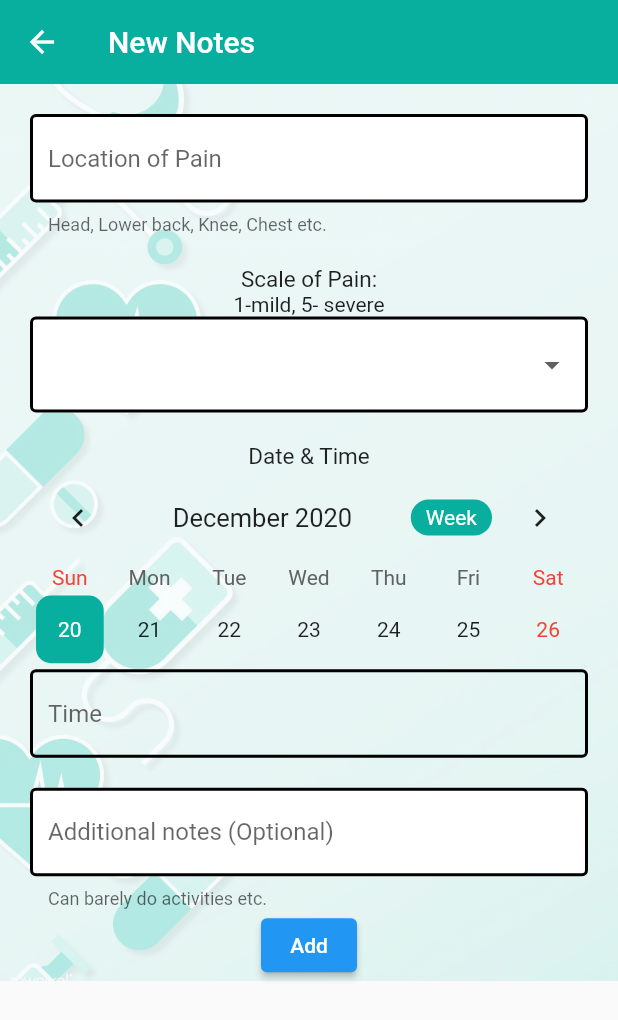
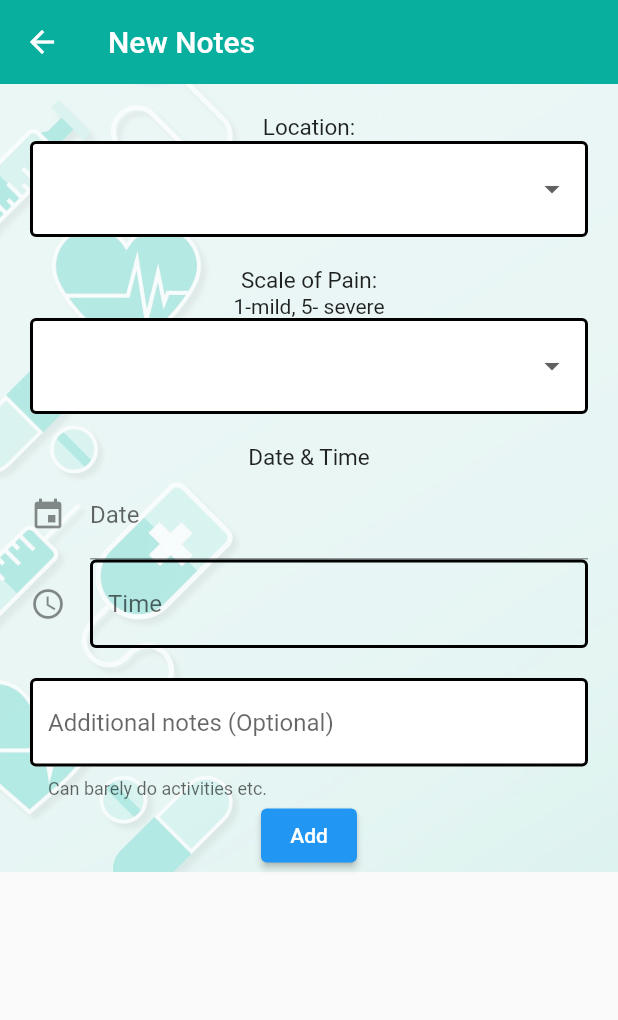
Before and after one commit to walkersss/cu-cancer3, a Flutter app: the PainAdd screen opened by its route, on a phone screen of 412 x 824 dp. Shown: the top 1020 px of the screen. Run offline on Flutter 3.47's test engine with Material 2 defaults, Android fonts, the phone set to English and light mode, and no system bars; drawn by our look-alikes of date_time_picker, datetime_picker_formfield, flutter_form_builder, table_calendar; our stand-ins replace cloud_firestore, firebase_auth, flutter_spinkit, percent_indicator; accounts and stored records are empty.

Commit message:
still x dpt display, storing is more like updating, xleh store new set of data

```diff
--- a/lib/main.dart
+++ b/lib/main.dart
@@ -16,7 +16,6 @@ import 'package:cu_cancer/pages/medication/viewmedication.dart';
 import 'package:provider/provider.dart';
 import 'package:flutter_form_builder/flutter_form_builder.dart';
 import 'package:flutter_localizations/flutter_localizations.dart';
-import 'package:intl/date_symbol_data_local.dart';
 
 //final FlutterLocalNotificationsPlugin flutterLocalNotificationsPlugin =
 //  FlutterLocalNotificationsPlugin();
--- /dev/null
+++ b/lib/models/notes.dart
@@ -0,0 +1,53 @@
+//import 'package:cu_cancer/models/user.dart';
+
+class Notes {
+  final String location;
+  final int scale;
+  final DateTime date;
+  final DateTime time;
+  final String uid;
+  final String description;
+
+  Notes({
+    this.location,
+    this.scale,
+    this.date,
+    this.time,
+    this.description,
+    this.uid,
+  });
+
+  Map<String, dynamic> toMap(String location, int scale, String date) {
+    return {
+      'location': location,
+      'scale': scale,
+      'date': date.toString(),
+      'time': time.toString(),
+      'description': description,
+      'userID': uid,
+    };
+  }
+
+  Notes fromMap(Map<String, dynamic> map) {
+    if (map == null) return null;
+
+    return Notes(
+        location: map['location'],
+        scale: map['scale'],
+        date: map['date'],
+        time: map['time'],
+        description: map['description'],
+        uid: map['userID']);
+  }
+
+  factory Notes.fromDS(String id, Map<String, dynamic> data) {
+    if (data == null) return null;
+
+    return Notes(
+      location: data['location'],
+      uid: id,
+      description: data['description'],
+      date: DateTime(data['date']),
+    );
+  }
+}
--- a/lib/pages/medication/addmedication.dart
+++ b/lib/pages/medication/addmedication.dart
@@ -1,6 +1,6 @@
 import 'package:flutter/material.dart';
 import 'package:flutter/services.dart';
-import 'package:datetime_picker_formfield/datetime_picker_formfield.dart';
+//import 'package:datetime_picker_formfield/datetime_picker_formfield.dart';
 
 class AddMedication extends StatefulWidget {
   @override
--- a/lib/pages/medication/medicationHome.dart
+++ b/lib/pages/medication/medicationHome.dart
@@ -1,6 +1,6 @@
 import 'package:flutter/material.dart';
-import 'package:cu_cancer/pages/medication/addmedication.dart';
-import 'package:cu_cancer/pages/medication/viewmedication.dart';
+//import 'package:cu_cancer/pages/medication/addmedication.dart';
+//import 'package:cu_cancer/pages/medication/viewmedication.dart';
 
 class Medication extends StatefulWidget {
   @override
--- a/lib/pages/pain/painAdd.dart
+++ b/lib/pages/pain/painAdd.dart
@@ -3,7 +3,12 @@ import 'package:flutter_form_builder/flutter_form_builder.dart';
 import 'package:cu_cancer/shared/constants.dart';
 import 'package:datetime_picker_formfield/datetime_picker_formfield.dart';
 import 'package:intl/intl.dart';
-import 'package:table_calendar/table_calendar.dart';
+//import 'package:table_calendar/table_calendar.dart';
+import 'package:date_time_picker/date_time_picker.dart';
+import 'package:cu_cancer/services/database.dart';
+//import 'package:cu_cancer/models/notes.dart';
+import 'package:provider/provider.dart';
+import 'package:cu_cancer/models/user.dart';
 
 class PainAdd extends StatefulWidget {
   @override
@@ -11,22 +16,38 @@ class PainAdd extends StatefulWidget {
 }
 
 class _PainAddState extends State<PainAdd> {
-  CalendarController _controller;
+  //CalendarController _controller;
   @override
   void initState() {
     super.initState();
-    _controller = CalendarController();
+    //_controller = CalendarController();
   }
 
+  final List<String> scales = ['1', '2', '3', '4', '5'];
+  final List<String> locations = [
+    'Head',
+    'Shoulder',
+    'Left Hand',
+    'Right Hand',
+    'Left Arm',
+    'Right Arm',
+    'Upper Body',
+    'Lower Body',
+    'Legs',
+    'Feet',
+  ];
   final _formKey = GlobalKey<FormBuilderState>();
-  bool autovalidate;
   final format = DateFormat.yMd();
-  final format2 = DateFormat.jm();
+  final format2 = DateFormat("hh:mm a");
+  String location, currentScale, date, time, desc;
+  //DateTime ;
+
   @override
   Widget build(BuildContext context) {
     //Color myHexColor = Color(0xffA3E0DA);
     Color myHexColor2 = Color(0xff08AE9E);
-    String _currentScale = '0';
+    User user = Provider.of<User>(context);
+
     return Scaffold(
       //backgroundColor: myHexColor,
       appBar: AppBar(
@@ -34,7 +55,8 @@ class _PainAddState extends State<PainAdd> {
         title: Text('New Notes'),
         elevation: 0,
       ),
-      body: Container(
+      body: Builder(
+        builder: (context) => Container(
           decoration: BoxDecoration(
             image: DecorationImage(
               image: AssetImage('assets/medicalbg.jpg'),
@@ -50,13 +72,27 @@ class _PainAddState extends State<PainAdd> {
                   padding: const EdgeInsets.fromLTRB(20, 0, 20, 0),
                   child: FormBuilder(
                       key: _formKey,
-                    //autovalidate: true,
+                      autovalidateMode: AutovalidateMode.always,
+                      //autovalidateMode: AutovalidateMode.always,
                       child: Column(children: <Widget>[
                         SizedBox(
                           height: 20,
                         ),
-                      TextField(
-                        decoration: painInputDecoration,
+                        Text(
+                          'Location:',
+                          style: TextStyle(fontSize: 15),
+                        ),
+                        DropdownButtonFormField(
+                          decoration: textInputDecoration,
+                          //value: currentScale,
+                          items: locations.map((location) {
+                            return DropdownMenuItem(
+                                value: location, child: Text('$location'));
+                          }).toList(),
+                          onChanged: (val) => setState(() => location = val),
+                          onSaved: (String val) {
+                            location = val;
+                          },
                         ),
                         SizedBox(
                           height: 20,
@@ -69,13 +105,17 @@ class _PainAddState extends State<PainAdd> {
                         //dropdown
                         DropdownButtonFormField(
                           decoration: textInputDecoration,
-                          //value: _currentScale,
-                          items: scale.map((scale) {
+                          //value: currentScale,
+                          items: scales.map((scale) {
                             return DropdownMenuItem(
                                 value: scale, child: Text('$scale'));
                           }).toList(),
                           onChanged: (val) =>
-                              setState(() => _currentScale = val)),
+                              setState(() => currentScale = val),
+                          onSaved: (val) {
+                            currentScale = val;
+                          },
+                        ),
                         SizedBox(
                           height: 20,
                         ),
@@ -83,7 +123,7 @@ class _PainAddState extends State<PainAdd> {
                           'Date & Time',
                           style: TextStyle(fontSize: 15),
                         ),
-                      TableCalendar(
+                        /*TableCalendar(
                             initialCalendarFormat: CalendarFormat.week,
                             calendarStyle: CalendarStyle(
                                 todayColor: Colors.orange,
@@ -132,14 +172,26 @@ class _PainAddState extends State<PainAdd> {
                                     style: TextStyle(color: Colors.white)),
                               ),
                             ),
-                          calendarController: _controller),
+                            calendarController: _controller),*/
+                        DateTimePicker(
+                          type: DateTimePickerType.date,
+                          initialValue: '',
+                          firstDate: DateTime(2019),
+                          lastDate: DateTime(2025),
+                          icon: Icon(Icons.event),
+                          dateLabelText: 'Date',
+                          onChanged: (val) => print(val),
+                          onSaved: (val) => date = val,
+                        ),
                         DateTimeField(
                           decoration: InputDecoration(
+                              icon: Icon(Icons.access_time),
                               hintText: 'Time',
                               enabledBorder: OutlineInputBorder(
-                                borderSide:
-                                    BorderSide(color: Colors.black, width: 2))),
+                                  borderSide: BorderSide(
+                                      color: Colors.black, width: 2))),
                           format: format2,
+                          onSaved: (val) => time = DateFormat.jm().format(val),
                           onShowPicker: (context, currentValue) async {
                             final time = await showTimePicker(
                               context: context,
@@ -152,36 +204,33 @@ class _PainAddState extends State<PainAdd> {
                         SizedBox(
                           height: 20,
                         ),
-                      TextField(
+                        TextFormField(
                           decoration: morePainInputDecoration,
+                          validator: FormBuilderValidators.compose([
+                            FormBuilderValidators.maxLength(context, 200),
+                          ]),
+                          onSaved: (String val) {
+                            desc = val;
+                          },
                         ),
-                      /* FormBuilderFilterChip(
-                        name: 'filter_chip',
-                        decoration: InputDecoration(
-                          labelText: 'Select many options',
-                        ),
-                        options: [
-                          FormBuilderFieldOption(
-                              value: 'Test', child: Text('Test')),
-                          FormBuilderFieldOption(
-                              value: 'Test 1', child: Text('Test 1')),
-                          FormBuilderFieldOption(
-                              value: 'Test 2', child: Text('Test 2')),
-                          FormBuilderFieldOption(
-                              value: 'Test 3', child: Text('Test 3')),
-                          FormBuilderFieldOption(
-                              value: 'Test 4', child: Text('Test 4')),
-                        ],
-                      ), */
                         ElevatedButton(
-                        onPressed: () {
-                          // Validate returns true if the form is valid, otherwise false.
+                          //onPressed: _sendToServer(),
+                          onPressed: () async {
+                            _formKey.currentState.save();
+                            //final data = Map<String, dynamic>.from(
+                            //  _formKey.currentState.value);
                             if (_formKey.currentState.validate()) {
-                            // If the form is valid, display a snackbar. In the real world,
-                            // you'd often call a server or save the information in a database.
+                              DatabaseService(uid: user.uid).addNotes(
+                                  location, currentScale, date, time, desc);
 
                               Scaffold.of(context).showSnackBar(
                                   SnackBar(content: Text('Processing Data')));
+                              print(location);
+                              print(currentScale);
+                              print(date);
+                              print(time);
+                              print(desc);
+                              Navigator.pop(context);
                             } else {
                               Scaffold.of(context).showSnackBar(
                                   SnackBar(content: Text('ERROR!!!')));
@@ -195,6 +244,7 @@ class _PainAddState extends State<PainAdd> {
             ),
           ),
         ),
+      ),
     );
   }
 }
--- a/lib/pages/pain/painArchive.dart
+++ /dev/null
@@ -1,16 +0,0 @@
-class Pain {
-  final String location;
-  final int scale;
-  final String time;
-
-  const Pain(this.location, this.scale, this.time);
-
-  @override
-  String toString() {
-    return location;
-  }
-}
-
-const pain = <Pain>[
-  Pain('Lower Back', 5, '8:30'),
-];
--- a/lib/services/auth.dart
+++ b/lib/services/auth.dart
@@ -44,14 +44,14 @@ class AuthService {
   }
 
   //register w email & pass
-  Future registerWithEmailandpassword(String email, String password) async {
+  Future registerWithEmailandpassword(String name, String status, int age,
+      String email, String password) async {
     try {
       AuthResult result = await _auth.createUserWithEmailAndPassword(
           email: email, password: password);
       FirebaseUser user = result.user;
       //create a new doc for the user w the uid
-      await DatabaseService(uid: user.uid)
-          .updateUserData('Azman', 'Survivor', 52);
+      await DatabaseService(uid: user.uid).updateUserData(name, status, age);
       return _userFromFirebaseUser(user);
     } catch (e) {
       print(e.toString());
--- a/lib/services/database.dart
+++ b/lib/services/database.dart
@@ -1,5 +1,7 @@
+//import 'package:cu_cancer/models/notes.dart';
 import 'package:cloud_firestore/cloud_firestore.dart';
 import 'package:cu_cancer/models/cell.dart';
+import 'package:intl/intl.dart';
 
 class DatabaseService {
   final String uid;
@@ -7,6 +9,8 @@ class DatabaseService {
   //collection reference
   final CollectionReference cancerCollection =
       Firestore.instance.collection('cell');
+  final CollectionReference notesCollection =
+      Firestore.instance.collection('notes');
 
   Future updateUserData(String name, String status, int age) async {
     return await cancerCollection.document(uid).setData({
@@ -30,4 +34,15 @@ class DatabaseService {
   Stream<List<Cell>> get cells {
     return cancerCollection.snapshots().map(_cellListFromSnapshot);
   }
+
+  Future<void> addNotes(String location, String scale, String date, String time,
+      String desc) async {
+    return await notesCollection.document(uid).setData({
+      'location': location,
+      'scale': scale,
+      'date': date,
+      'time': time,
+      'description': desc,
+    });
+  }
 }
--- a/lib/shared/constants.dart
+++ b/lib/shared/constants.dart
@@ -39,4 +39,16 @@ const morePainInputDecoration = InputDecoration(
   ),
 );
 
-const List<String> scale = ['1', '2', '3', '4', '5'];
+const List<String> scales = ['1', '2', '3', '4', '5'];
+const List<String> locations = [
+  'Head',
+  'Shoulder',
+  'Left Hand',
+  'Right Hand',
+  'Left Arm',
+  'Right Arm',
+  'Upper Body',
+  'Lower Body',
+  'Legs',
+  'Feet',
+];
--- a/pubspec.yaml
+++ b/pubspec.yaml
@@ -27,6 +27,7 @@ dependencies:
   flutter_local_notifications: ^3.0.1+7
   flutter_form_builder: ^4.0.2
   datetime_picker_formfield: ^1.0.0
+  date_time_picker: "^1.1.0"
   table_calendar: ^2.3.1
   speech_to_text: ^3.0.1
 
```
Also changed, not shown: lib/pages/authenticate/register.dart (+44 -2 lines), lib/pages/pain/pain_tile.dart (added, +32 -0 lines), pubspec.lock. Lines whose indentation alone changed are shown as unchanged.
